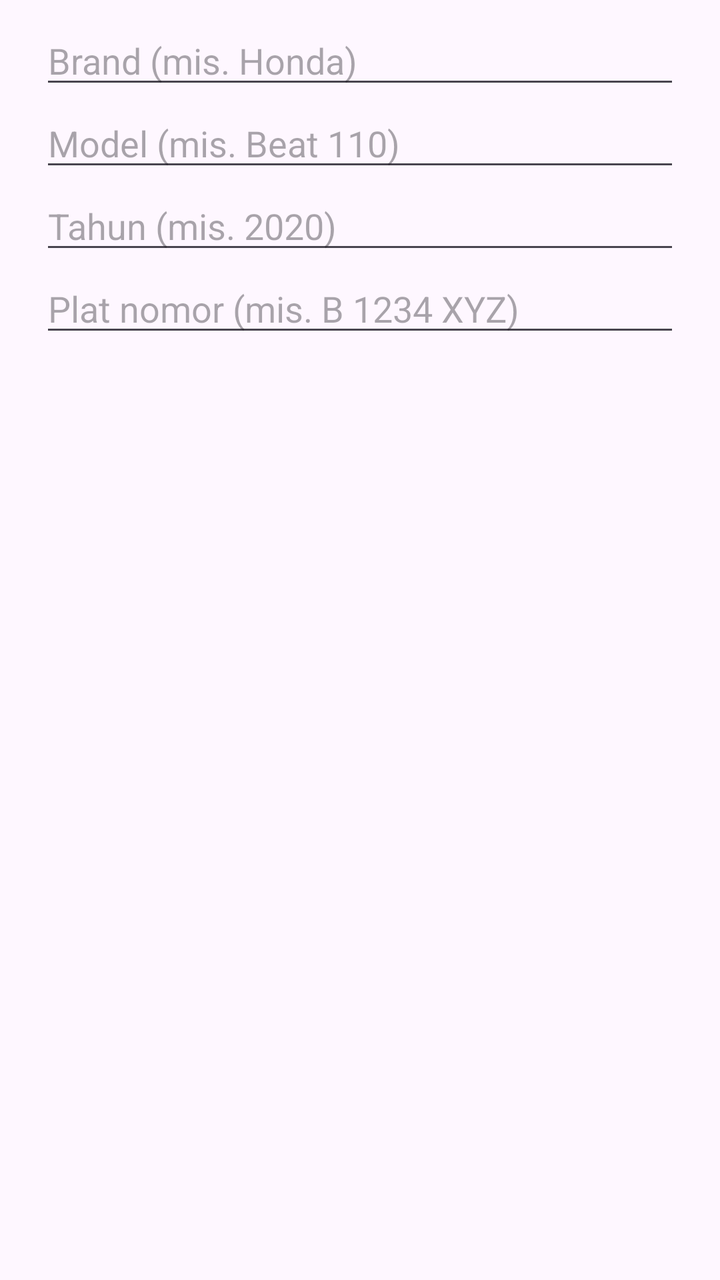
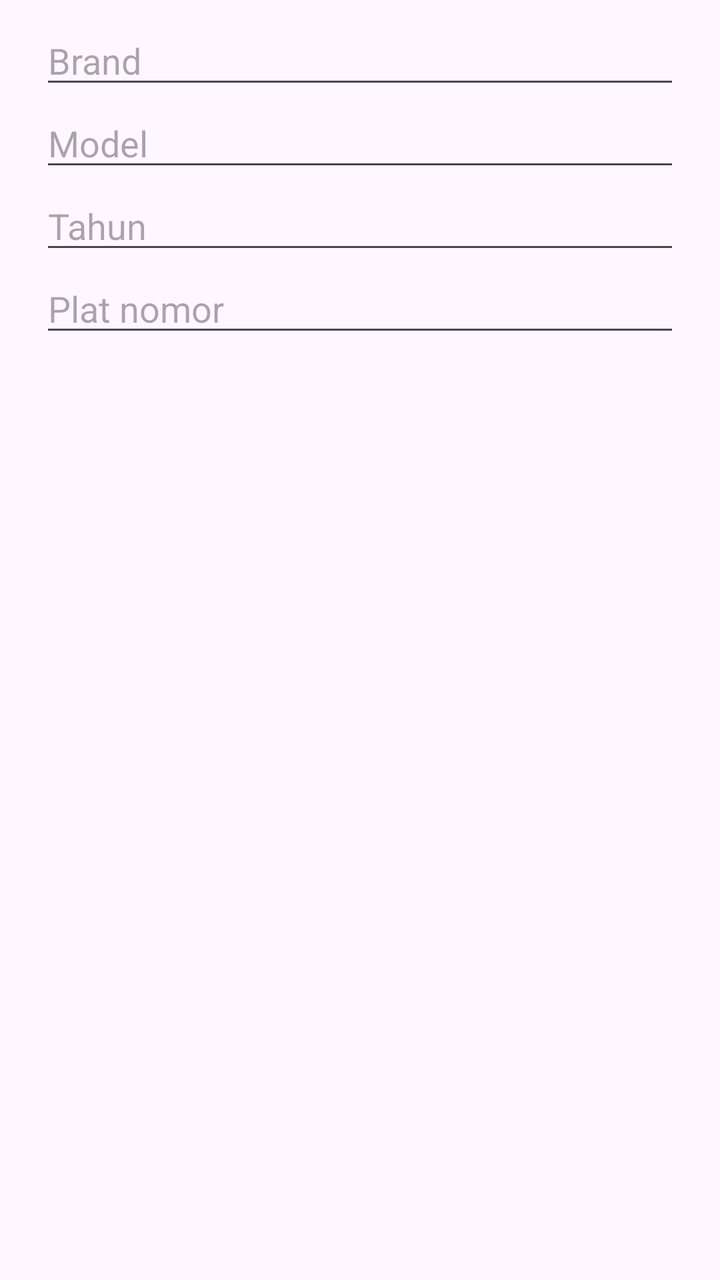

Screens rendered from an Android XML layout before and after an edit, with the pre-edit source and the edit as a unified diff.
<!-- AndroidManifest.xml: application theme Theme.OtoMemo -->
<!-- res/layout/dialog_vehicle.xml -->
<?xml version="1.0" encoding="utf-8"?>
<LinearLayout xmlns:android="http://schemas.android.com/apk/res/android"
    android:layout_width="match_parent"
    android:layout_height="wrap_content"
    android:orientation="vertical"
    android:paddingStart="20dp"
    android:paddingEnd="20dp"
    android:paddingTop="8dp">

    <EditText
        android:id="@+id/inputBrand"
        android:layout_width="match_parent"
        android:layout_height="wrap_content"
        android:hint="Brand (mis. Honda)"
        android:inputType="textCapWords" />

    <EditText
        android:id="@+id/inputModel"
        android:layout_width="match_parent"
        android:layout_height="wrap_content"
        android:hint="Model (mis. Beat 110)"
        android:inputType="textCapWords" />

    <EditText
        android:id="@+id/inputYear"
        android:layout_width="match_parent"
        android:layout_height="wrap_content"
        android:hint="Tahun (mis. 2020)"
        android:inputType="number"
        android:maxLength="4" />

    <EditText
        android:id="@+id/inputPlate"
        android:layout_width="match_parent"
        android:layout_height="wrap_content"
        android:hint="Plat nomor (mis. B 1234 XYZ)"
        android:inputType="textCapCharacters" />
</LinearLayout>
<!-- resources referenced by this layout -->
<resources>
  <style name="Theme.OtoMemo" parent="Theme.Material3.Light.NoActionBar">
          <item name="colorPrimary">@color/primary</item>
          <item name="android:statusBarColor">@color/primaryDark</item>
      </style>
  <color name="primary">#1E88E5</color>
  <color name="primaryDark">#1565C0</color>
</resources>

<!-- the commit's change to res/layout/dialog_vehicle.xml (unified diff, before → after) -->
@@ -11,21 +11,21 @@
         android:id="@+id/inputBrand"
         android:layout_width="match_parent"
         android:layout_height="wrap_content"
-        android:hint="Brand (mis. Honda)"
+        android:hint="Brand"
         android:inputType="textCapWords" />
 
     <EditText
         android:id="@+id/inputModel"
         android:layout_width="match_parent"
         android:layout_height="wrap_content"
-        android:hint="Model (mis. Beat 110)"
+        android:hint="Model"
         android:inputType="textCapWords" />
 
     <EditText
         android:id="@+id/inputYear"
         android:layout_width="match_parent"
         android:layout_height="wrap_content"
-        android:hint="Tahun (mis. 2020)"
+        android:hint="Tahun"
         android:inputType="number"
         android:maxLength="4" />
 
@@ -33,6 +33,6 @@
         android:id="@+id/inputPlate"
         android:layout_width="match_parent"
         android:layout_height="wrap_content"
-        android:hint="Plat nomor (mis. B 1234 XYZ)"
+        android:hint="Plat nomor"
         android:inputType="textCapCharacters" />
 </LinearLayout>
